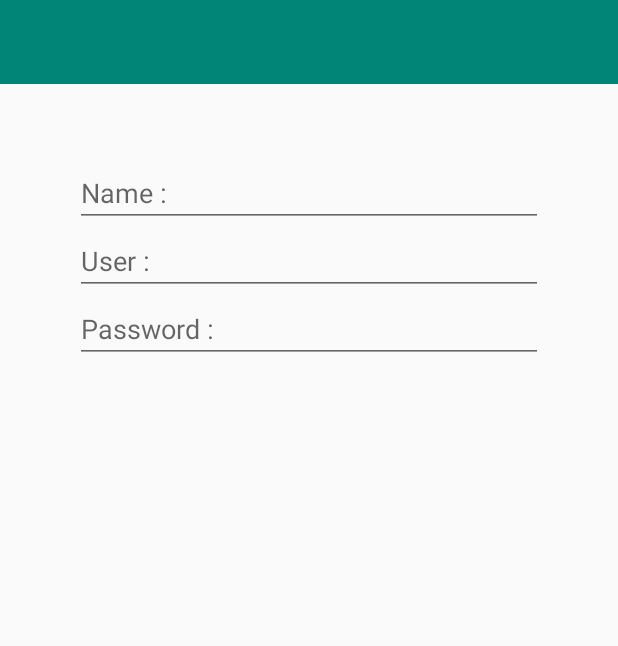
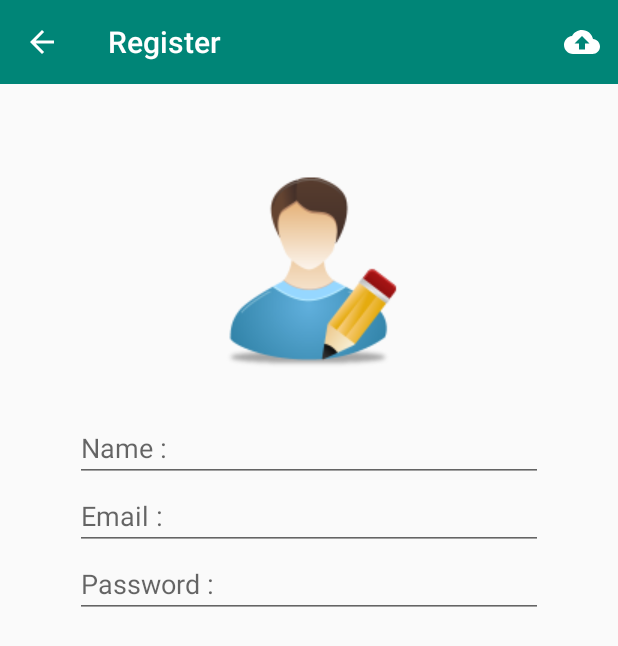
Before and after one commit to Bubig37/BigPicture, an Android app: the screen it shows after launch (MainActivity), after a tap on "SIGN UP", on a phone screen of 412 x 824 dp. Shown: the top 646 px of the screen. Run offline under Robolectric (Android 15) with nearby library versions, the phone set to English and light mode, and no system bars.

Commit message:
Design UI Register

```diff
--- a/app/src/main/java/th/ac/rmutsv/bigpicture/RegisterFragment.java
+++ b/app/src/main/java/th/ac/rmutsv/bigpicture/RegisterFragment.java
@@ -2,8 +2,13 @@ package th.ac.rmutsv.bigpicture;
 
 
 import android.os.Bundle;
+import android.support.annotation.Nullable;
 import android.support.v4.app.Fragment;
+import android.support.v7.widget.Toolbar;
 import android.view.LayoutInflater;
+import android.view.Menu;
+import android.view.MenuInflater;
+import android.view.MenuItem;
 import android.view.View;
 import android.view.ViewGroup;
 
@@ -18,6 +23,48 @@ public class RegisterFragment extends Fragment {
         // Required empty public constructor
     }
 
+    @Override
+    public void onActivityCreated(@Nullable Bundle savedInstanceState) {
+        super.onActivityCreated(savedInstanceState);
+
+//        Create Toolbar
+        createToolbar();
+    }  // main method
+
+    @Override
+    public void onCreateOptionsMenu(Menu menu, MenuInflater inflater) {
+        super.onCreateOptionsMenu(menu, inflater);
+        inflater.inflate(R.menu.menu_register, menu);
+    }
+
+    @Override
+    public boolean onOptionsItemSelected(MenuItem item) {
+
+        if (item.getItemId()==R.id.itemMenuRegister) {
+            CheckAndUpload();
+        }
+
+        return super.onOptionsItemSelected(item);
+    }
+
+    private void CheckAndUpload() {
+
+    }
+
+    private void createToolbar() {
+        Toolbar toolbar = getView().findViewById(R.id.toolbarRegister);
+        ((MainActivity)getActivity()).setSupportActionBar(toolbar);
+        ((MainActivity)getActivity()).getSupportActionBar().setTitle("Register");
+        ((MainActivity)getActivity()).getSupportActionBar().setHomeButtonEnabled(true);
+        ((MainActivity)getActivity()).getSupportActionBar().setDisplayHomeAsUpEnabled(true);
+        toolbar.setNavigationOnClickListener(new View.OnClickListener() {
+            @Override
+            public void onClick(View v) {
+                getActivity().getSupportFragmentManager().popBackStack();
+            }
+        });
+        setHasOptionsMenu(true);
+    }
 
     @Override
     public View onCreateView(LayoutInflater inflater, ViewGroup container,
--- a/app/src/main/res/layout/fragment_register.xml
+++ b/app/src/main/res/layout/fragment_register.xml
@@ -23,7 +23,13 @@
             android:orientation="vertical"
             android:layout_width="match_parent"
             android:layout_height="match_parent">
-
+            <!--Avatar-->
+            <ImageView
+                android:src="@drawable/avatar"
+                android:layout_marginBottom="20dp"
+                android:scaleType="centerInside"
+                android:layout_width="match_parent"
+                android:layout_height="150dp" />
             <!--Name-->
             <EditText
                 android:id="@+id/edtName"
@@ -31,12 +37,11 @@
                 android:hint="Name : "
                 android:layout_width="match_parent"
                 android:layout_height="wrap_content" />
-
-            <!--User-->
+            <!--Email-->
             <EditText
                 android:id="@+id/edtUser"
                 android:inputType="text"
-                android:hint="User : "
+                android:hint="Email : "
                 android:layout_width="match_parent"
                 android:layout_height="wrap_content" />
             <!--Password-->
```
Also changed, not shown: app/src/main/res/drawable/avatar.png (added).
